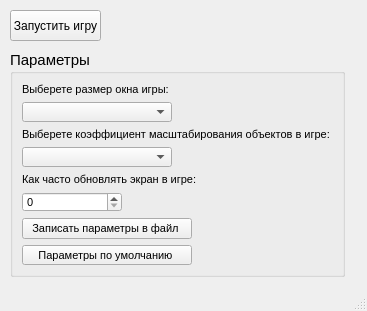
Above: launcher/GUI.ui from Dok-from-room-404/Turn_based_pygame_game before the change. Below: the same form after it.
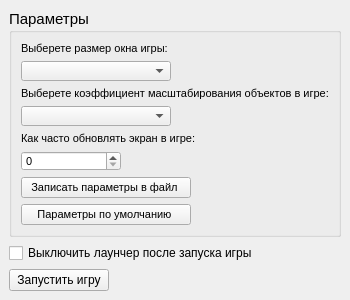
That is the form after the change.

```diff
--- a/launcher/GUI.ui
+++ b/launcher/GUI.ui
@@ -6,36 +6,44 @@
    <rect>
     <x>0</x>
     <y>0</y>
-    <width>367</width>
-    <height>311</height>
+    <width>350</width>
+    <height>300</height>
    </rect>
   </property>
+  <property name="minimumSize">
+   <size>
+    <width>350</width>
+    <height>300</height>
+   </size>
+  </property>
+  <property name="maximumSize">
+   <size>
+    <width>350</width>
+    <height>300</height>
+   </size>
+  </property>
   <property name="windowTitle">
    <string>MainWindow</string>
   </property>
+  <property name="animated">
+   <bool>true</bool>
+  </property>
+  <property name="documentMode">
+   <bool>false</bool>
+  </property>
+  <property name="dockNestingEnabled">
+   <bool>false</bool>
+  </property>
+  <property name="dockOptions">
+   <set>QMainWindow::AllowTabbedDocks|QMainWindow::AnimatedDocks</set>
+  </property>
+  <property name="unifiedTitleAndToolBarOnMac">
+   <bool>false</bool>
+  </property>
   <widget class="QWidget" name="centralwidget">
-   <widget class="QPushButton" name="pushButton">
-    <property name="geometry">
-     <rect>
-      <x>10</x>
-      <y>10</y>
-      <width>91</width>
-      <height>31</height>
-     </rect>
-    </property>
-    <property name="text">
-     <string>Запустить игру</string>
-    </property>
-   </widget>
+   <layout class="QVBoxLayout" name="verticalLayout_2">
+    <item>
    <widget class="QGroupBox" name="groupBox">
-    <property name="geometry">
-     <rect>
-      <x>10</x>
-      <y>50</y>
-      <width>335</width>
-      <height>227</height>
-     </rect>
-    </property>
     <property name="font">
      <font>
       <pointsize>11</pointsize>
@@ -169,11 +177,32 @@
      </item>
     </layout>
    </widget>
-   <zorder>pushButton</zorder>
+    </item>
+    <item>
+     <widget class="QCheckBox" name="checkBox">
+      <property name="text">
+       <string>Выключить лаунчер после запуска игры</string>
+      </property>
+     </widget>
+    </item>
+    <item>
+     <widget class="QPushButton" name="run_game">
+      <property name="maximumSize">
+       <size>
+        <width>100</width>
+        <height>16777215</height>
+       </size>
+      </property>
+      <property name="text">
+       <string>Запустить игру</string>
+      </property>
+     </widget>
+    </item>
+   </layout>
+   <zorder>run_game</zorder>
    <zorder>groupBox</zorder>
    <zorder>verticalLayoutWidget</zorder>
   </widget>
-  <widget class="QStatusBar" name="statusbar"/>
  </widget>
  <resources/>
  <connections/>
```
Left out of the diff: 11 changed lines with no effect on the pictures. Lines whose indentation alone changed are shown as unchanged.
